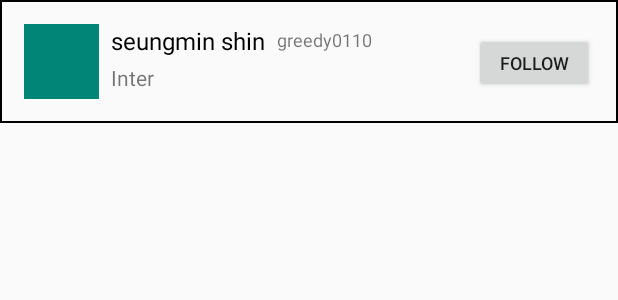
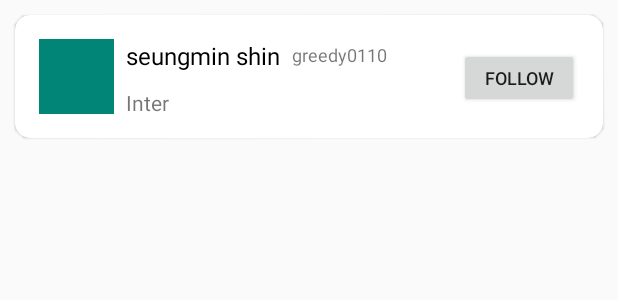
Before and after one commit to greedy0110/Gistagram, an Android app: the layout rv_item_user.xml on its own in the app's theme, with its tools: preview values and no code run, on a phone screen of 412 x 824 dp. Shown: the top 300 px of the screen. Run offline under Robolectric (Android 15) with nearby library versions, the phone set to English and light mode, and no system bars.

Commit message:
modify rv_items
using card view

```diff
--- a/app/src/main/java/com/greedy0110/gistagram/viewmodel/UserViewModel.kt
+++ b/app/src/main/java/com/greedy0110/gistagram/viewmodel/UserViewModel.kt
@@ -8,6 +8,7 @@ import com.greedy0110.gistagram.entity.Repo
 import com.greedy0110.gistagram.entity.User
 import io.reactivex.functions.Consumer
 
+// LiveData to Observable? LiveData Testing?
 class UserViewModel(private val repository: GithubRepository) : BaseViewModel() {
     private val _user = MutableLiveData<User>()
     private val _repoList = MutableLiveData<List<Repo>>()
--- a/app/src/main/res/layout/rv_item_user.xml
+++ b/app/src/main/res/layout/rv_item_user.xml
@@ -1,46 +1,60 @@
 <?xml version="1.0" encoding="utf-8"?>
-<androidx.constraintlayout.widget.ConstraintLayout xmlns:android="http://schemas.android.com/apk/res/android"
+<FrameLayout xmlns:android="http://schemas.android.com/apk/res/android"
                                                    xmlns:app="http://schemas.android.com/apk/res-auto"
                                                    xmlns:tools="http://schemas.android.com/tools"
                                                    android:orientation="vertical"
                                                    android:layout_width="match_parent"
                                                    android:layout_height="wrap_content"
-                                                   android:background="@drawable/black_border"
                                                    android:id="@+id/cl_rv_item_user_container">
 
+    <androidx.cardview.widget.CardView android:layout_width="match_parent"
+                                       android:layout_height="match_parent"
+                                       android:layout_margin="10dp"
+                                       app:cardCornerRadius="10dp"
+                                       app:cardElevation="1dp">
+        <androidx.constraintlayout.widget.ConstraintLayout android:layout_width="match_parent"
+                                                           android:layout_height="match_parent">
             <ImageView
                     android:layout_width="50dp"
-            android:layout_height="50dp" app:srcCompat="@color/colorPrimary" android:id="@+id/img_rv_item_user_avatar"
+                    android:layout_height="50dp" app:srcCompat="@color/colorPrimary"
+                    android:id="@+id/img_rv_item_user_avatar"
                     app:layout_constraintStart_toStartOf="parent" app:layout_constraintTop_toTopOf="parent"
                     app:layout_constraintBottom_toBottomOf="parent" android:layout_marginBottom="16dp"
                     android:layout_marginTop="16dp" android:layout_marginStart="16dp"/>
             <TextView
-            android:text="seungmin shin"
+                    tools:text="seungmin shin"
                     android:layout_width="wrap_content"
                     android:layout_height="wrap_content"
                     android:id="@+id/txt_rv_item_user_name" android:layout_marginStart="8dp"
-            app:layout_constraintStart_toEndOf="@+id/img_rv_item_user_avatar" app:layout_constraintTop_toTopOf="parent"
+                    app:layout_constraintStart_toEndOf="@+id/img_rv_item_user_avatar"
+                    app:layout_constraintTop_toTopOf="parent"
                     android:layout_marginTop="16dp" android:textSize="@dimen/h3" android:textColor="@color/colorBlack"/>
             <TextView
-            android:text="greedy0110"
+                    tools:text="greedy0110"
                     android:layout_width="wrap_content"
                     android:layout_height="wrap_content"
                     android:id="@+id/txt_rv_item_user_nickname" android:layout_marginStart="8dp"
-            app:layout_constraintStart_toEndOf="@+id/txt_rv_item_user_name" app:layout_constraintTop_toTopOf="parent"
+                    app:layout_constraintStart_toEndOf="@+id/txt_rv_item_user_name"
+                    app:layout_constraintTop_toTopOf="parent"
                     android:layout_marginTop="18dp" android:textSize="12sp"/>
             <TextView
-            android:text="Inter"
+                    tools:text="Inter"
                     android:layout_width="0dp"
                     android:layout_height="wrap_content"
                     android:id="@+id/txt_rv_item_user_bio" android:layout_marginTop="4dp"
                     app:layout_constraintTop_toBottomOf="@+id/txt_rv_item_user_name" android:layout_marginStart="8dp"
                     app:layout_constraintStart_toEndOf="@+id/img_rv_item_user_avatar"
-            app:layout_constraintEnd_toStartOf="@+id/btn_rv_item_user_follow" android:layout_marginEnd="16dp"/>
+                    app:layout_constraintEnd_toStartOf="@+id/btn_rv_item_user_follow" android:layout_marginEnd="16dp"
+                    android:layout_marginBottom="8dp" app:layout_constraintBottom_toBottomOf="parent"/>
             <Button
                     android:text="follow"
                     android:layout_width="80dp"
                     android:layout_height="40dp"
                     android:id="@+id/btn_rv_item_user_follow" app:layout_constraintTop_toTopOf="parent"
-            android:layout_marginTop="18dp" app:layout_constraintEnd_toEndOf="parent" android:layout_marginEnd="16dp"
-            app:layout_constraintBottom_toBottomOf="parent" android:layout_marginBottom="16dp" android:textSize="12sp"/>
+                    android:layout_marginTop="18dp" app:layout_constraintEnd_toEndOf="parent"
+                    android:layout_marginEnd="16dp"
+                    app:layout_constraintBottom_toBottomOf="parent" android:layout_marginBottom="16dp"
+                    android:textSize="12sp"/>
         </androidx.constraintlayout.widget.ConstraintLayout>
+    </androidx.cardview.widget.CardView>
+</FrameLayout>
```
Also changed, not shown: app/src/main/java/com/greedy0110/gistagram/data/GithubRepository.kt (+20 -4 lines), app/src/main/res/layout/rv_item_repo.xml (+11 -2 lines), 1 other file. Lines whose indentation alone changed are shown as unchanged.
